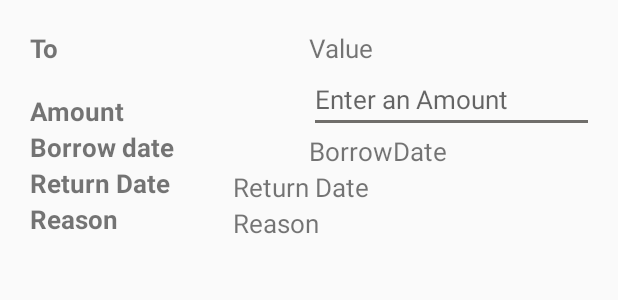
After one commit to vimal97/Jarvis, an Android app: the layout viewcreditdata.xml on its own in the app's theme, with its tools: preview values and no code run, on a phone screen of 412 x 824 dp. The commit adds this screen. Shown: the top 300 px of the screen. Run offline under Robolectric (Android 15) with nearby library versions, the phone set to English and light mode, and no system bars.

Commit message:
Popup for debit updated

```diff
--- a/app/src/main/java/com/example/jarvis/AddCreditActivity.kt
+++ b/app/src/main/java/com/example/jarvis/AddCreditActivity.kt
@@ -3,6 +3,7 @@ package com.example.jarvis
 import android.app.DatePickerDialog
 import android.app.DatePickerDialog.OnDateSetListener
 import android.app.Dialog
+import android.content.Intent
 import android.os.Bundle
 import android.view.View
 import android.widget.Button
@@ -93,5 +94,7 @@ class AddCreditActivity : AppCompatActivity() {
             creditListArray += gson.toJson(creditData)
             sharedPreference.pushCreditData("CreditList",creditListArray.joinToString("|"))
         }
+        Toast.makeText(view.context,"Successfully added a credit",Toast.LENGTH_SHORT).show()
+        startActivity(Intent(this@AddCreditActivity,dashboard::class.java))
     }
 }
--- a/app/src/main/java/com/example/jarvis/AddDebitActivity.kt
+++ b/app/src/main/java/com/example/jarvis/AddDebitActivity.kt
@@ -4,6 +4,7 @@ import android.app.DatePickerDialog
 import android.app.Dialog
 import android.content.ComponentCallbacks2
 import android.content.Context
+import android.content.Intent
 import android.os.Bundle
 import android.view.View
 import android.widget.Button
@@ -89,6 +90,8 @@ class AddDebitActivity : AppCompatActivity() {
             debitListArray += gson.toJson(debitData)
             sharedPreference.pushDebitData("DebitList",debitListArray.joinToString("|"))
         }
+        Toast.makeText(view.context,"Successfully added a debit",Toast.LENGTH_SHORT).show()
+        startActivity(Intent(this@AddDebitActivity,dashboard::class.java))
     }
 
     private fun showDate(year: Int, month: Int, day: Int) {
--- a/app/src/main/java/com/example/jarvis/DebitAdapter.kt
+++ b/app/src/main/java/com/example/jarvis/DebitAdapter.kt
@@ -7,6 +7,7 @@ import android.widget.ListView
 import android.widget.TextView
 import android.widget.Toast
 import androidx.recyclerview.widget.RecyclerView
+import com.example.jarvis.ui.debits.DebitFragment
 import kotlinx.android.synthetic.main.debit_container.view.*
 
 class DebitAdapter(private val debitList: List<DebitData>) : RecyclerView.Adapter<DebitAdapter.DebitViewHolder>() {
@@ -31,7 +32,8 @@ class DebitAdapter(private val debitList: List<DebitData>) : RecyclerView.Adapte
             for ( i in debitList){
                 if(i.id == holder.id)
                 {
-                    Toast.makeText(view.context,i.name + " clicked",Toast.LENGTH_SHORT).show()
+                    var debitFragment: DebitFragment = DebitFragment()
+                    debitFragment.openDialog(holder.itemView.context,i)
                 }
             }
         }
--- /dev/null
+++ b/app/src/main/res/layout/viewcreditdata.xml
@@ -0,0 +1,110 @@
+<?xml version="1.0" encoding="utf-8"?>
+<androidx.constraintlayout.widget.ConstraintLayout xmlns:android="http://schemas.android.com/apk/res/android"
+    xmlns:tools="http://schemas.android.com/tools"
+    android:layout_width="match_parent"
+    android:layout_height="match_parent"
+    android:padding="20dp"
+    xmlns:app="http://schemas.android.com/apk/res-auto">
+
+    <TextView
+        android:id="@+id/text_name_credit_main"
+        android:layout_width="200dp"
+        android:layout_height="wrap_content"
+        android:text="To"
+        android:textSize="@dimen/popup_text"
+        android:textStyle="bold"
+        app:layout_constraintLeft_toLeftOf="parent"
+        app:layout_constraintTop_toTopOf="parent"
+        ></TextView>
+
+    <TextView
+        android:id="@+id/text_name_credit_value"
+        android:layout_width="200dp"
+        android:layout_height="wrap_content"
+        android:text="Value"
+        android:textSize="@dimen/popup_text"
+        app:layout_constraintLeft_toRightOf="@+id/text_name_credit_main"
+        app:layout_constraintRight_toRightOf="parent"
+        app:layout_constraintTop_toTopOf="parent" />
+
+    <TextView
+        android:id="@+id/text_amount_credit"
+        android:layout_width="200dp"
+        android:layout_height="42dp"
+        android:text="Amount"
+        android:gravity="bottom|left"
+        android:textSize="@dimen/popup_text"
+        android:textStyle="bold"
+        app:layout_constraintStart_toStartOf="parent"
+        app:layout_constraintTop_toBottomOf="@+id/text_name_credit_main" />
+
+    <EditText
+        android:id="@+id/text_amount_credit_value"
+        android:layout_width="200dp"
+        android:layout_height="wrap_content"
+        android:text=""
+        android:hint="Enter an Amount"
+        android:textSize="@dimen/popup_text"
+        app:layout_constraintEnd_toEndOf="parent"
+        app:layout_constraintStart_toEndOf="@+id/text_amount_credit"
+        app:layout_constraintTop_toBottomOf="@+id/text_name_credit_value" />
+
+    <TextView
+        android:id="@+id/textView11"
+        android:layout_width="200dp"
+        android:layout_height="wrap_content"
+        android:text="Borrow date"
+        android:textSize="@dimen/popup_text"
+        android:textStyle="bold"
+        app:layout_constraintStart_toStartOf="parent"
+        app:layout_constraintTop_toBottomOf="@+id/text_amount_credit" />
+
+    <TextView
+        android:id="@+id/text_borrow_credit_value"
+        android:layout_width="200dp"
+        android:layout_height="wrap_content"
+        android:text="BorrowDate"
+        android:textSize="@dimen/popup_text"
+        app:layout_constraintEnd_toEndOf="parent"
+        app:layout_constraintStart_toEndOf="@+id/textView11"
+        app:layout_constraintTop_toBottomOf="@+id/text_amount_credit_value" />
+
+    <TextView
+        android:id="@+id/text_borrow"
+        android:layout_width="135dp"
+        android:layout_height="wrap_content"
+        android:text="Return Date"
+        android:textStyle="bold"
+        android:textSize="@dimen/popup_text"
+        app:layout_constraintStart_toStartOf="parent"
+        app:layout_constraintTop_toBottomOf="@+id/textView11" />
+
+    <TextView
+        android:id="@+id/text_return_credit_value"
+        android:layout_width="200dp"
+        android:layout_height="wrap_content"
+        android:text="Return Date"
+        android:textSize="@dimen/popup_text"
+        app:layout_constraintStart_toEndOf="@+id/text_borrow"
+        app:layout_constraintTop_toBottomOf="@+id/text_borrow_credit_value" />
+
+    <TextView
+        android:id="@+id/textView12"
+        android:layout_width="135dp"
+        android:layout_height="wrap_content"
+        android:text="Reason"
+        android:textStyle="bold"
+        android:textSize="@dimen/popup_text"
+        app:layout_constraintStart_toStartOf="parent"
+        app:layout_constraintTop_toBottomOf="@+id/text_borrow" />
+
+    <TextView
+        android:id="@+id/text_reason_credit_value"
+        android:layout_width="200dp"
+        android:layout_height="23dp"
+        android:text="Reason"
+        android:textSize="@dimen/popup_text"
+        app:layout_constraintStart_toEndOf="@+id/textView12"
+        app:layout_constraintTop_toBottomOf="@+id/text_return_credit_value" />
+
+</androidx.constraintlayout.widget.ConstraintLayout>
--- a/app/src/main/res/values/dimens.xml
+++ b/app/src/main/res/values/dimens.xml
@@ -5,4 +5,5 @@
     <dimen name="nav_header_vertical_spacing">8dp</dimen>
     <dimen name="nav_header_height">196dp</dimen>
     <dimen name="fab_margin">16dp</dimen>
+    <dimen name="popup_text">17dp</dimen>
 </resources>
```
Also changed, not shown: app/src/main/java/com/example/jarvis/ui/debits/DebitFragment.kt (+28 -0 lines), app/src/main/res/layout/viewdebitdata.xml (added, +109 -0 lines).
